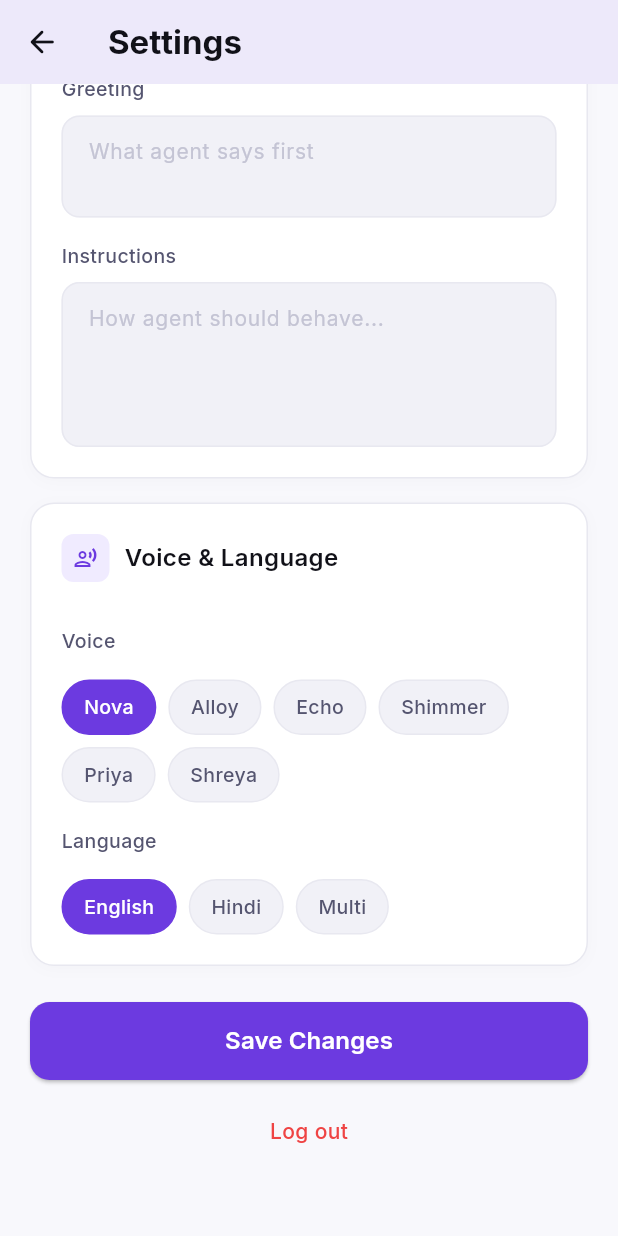
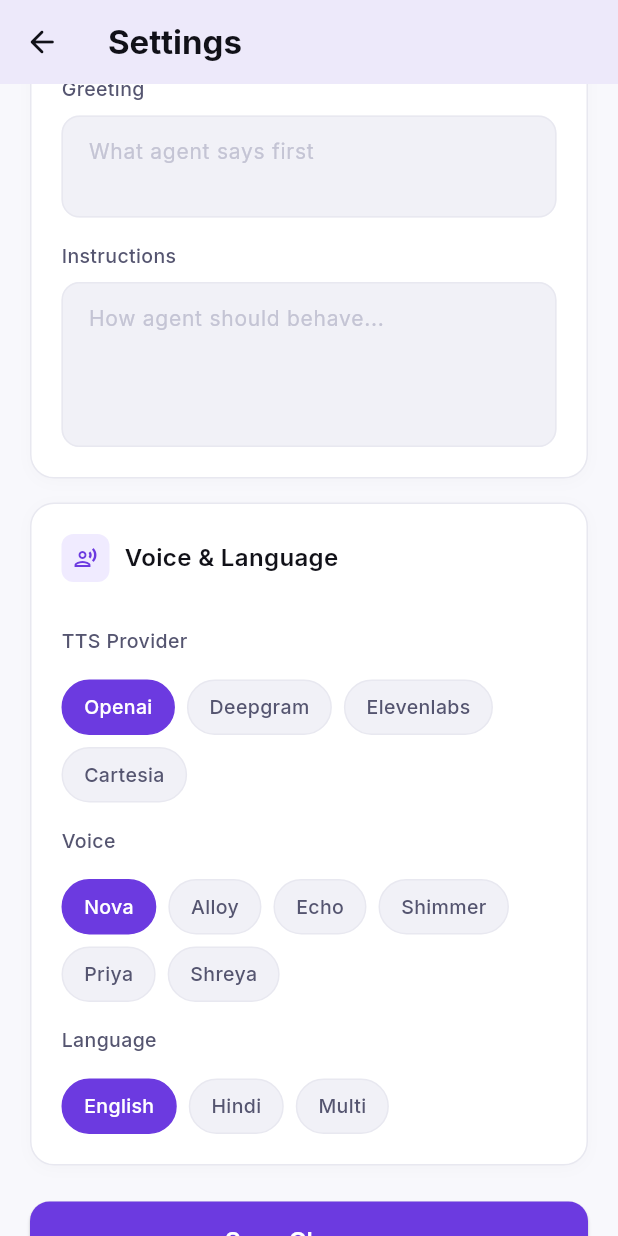
Before and after one commit to accessionenterprises-rgb/vani-platform, a Flutter app: the SettingsScreen screen opened by its route, scrolled down 425 dp, on a phone screen of 412 x 824 dp. Run offline on Flutter 3.47's test engine with Material 3 defaults, Android fonts, the phone set to English and light mode, and no system bars; drawn by our look-alikes of flutter_animate; our stand-ins replace dio, file_picker, flutter_riverpod, flutter_secure_storage, google_fonts; accounts and stored records are empty; network calls fail.

Commit message:
fix: Flutter app build blockers + API sync with web dashboard
- Replace VaniColors → V in bottom_nav.dart and avatar_widget.dart
- Add missing orb colors (primaryMuted, accent, primaryLight, orbCore, orbDeep, orbGlow) to theme.dart
- Add tuning field (JSONB) to VaniAgent model
- Settings screen now saves tts_provider and voice as separate fields with TTS provider selector
- Add getAgent(id), getBillingUsage(), getBillingPlan() to API client
- Base URL confirmed as https://api.vani.live

Co-Authored-By: Claude Opus 4.6 (1M context) <noreply@anthropic.com>

```diff
--- a/vani_app/lib/core/models/models.dart
+++ b/vani_app/lib/core/models/models.dart
@@ -36,6 +36,7 @@ class VaniAgent {
   final String llmProvider;
   final String ttsProvider;
   final bool active;
+  final Map<String, dynamic>? tuning;
 
   VaniAgent({
     required this.id,
@@ -48,6 +49,7 @@ class VaniAgent {
     required this.llmProvider,
     required this.ttsProvider,
     required this.active,
+    this.tuning,
   });
 
   factory VaniAgent.fromJson(Map<String, dynamic> j) => VaniAgent(
@@ -61,6 +63,7 @@ class VaniAgent {
         llmProvider: j['llm_provider'] ?? 'gpt-4o-mini',
         ttsProvider: j['tts_provider'] ?? 'openai',
         active: j['active'] ?? true,
+        tuning: j['tuning'] is Map<String, dynamic> ? j['tuning'] : null,
       );
 }
 
--- a/vani_app/lib/core/theme.dart
+++ b/vani_app/lib/core/theme.dart
@@ -30,6 +30,14 @@ class V {
   static const amber = Color(0xFFEAB308);
   static const blue = Color(0xFF3B82F6);
 
+  // Orb / Avatar
+  static const primaryMuted = Color(0xFF8B5CF6);
+  static const accent = Color(0xFF7C3AED);
+  static const primaryLight = Color(0xFFB794F4);
+  static const orbCore = Color(0xFF6C3AE0);
+  static const orbDeep = Color(0xFF3B0A7A);
+  static const orbGlow = Color(0xFF9D7FFF);
+
   // Glass
   static const glass = Color(0xB3FFFFFF); // white 70%
   static const glassBorder = Color(0x33000000); // black 20%
--- a/vani_app/lib/screens/settings/settings_screen.dart
+++ b/vani_app/lib/screens/settings/settings_screen.dart
@@ -22,6 +22,7 @@ class _SettingsState extends ConsumerState<SettingsScreen> {
   final _greetingCtrl = TextEditingController();
   final _promptCtrl = TextEditingController();
   String _voice = 'nova';
+  String _ttsProvider = 'openai';
   String _language = 'en';
 
   @override
@@ -40,6 +41,7 @@ class _SettingsState extends ConsumerState<SettingsScreen> {
         _greetingCtrl.text = _agent!.greeting ?? '';
         _promptCtrl.text = _agent!.prompt ?? '';
         _voice = _agent!.voice;
+        _ttsProvider = _agent!.ttsProvider;
         _language = _agent!.language;
       }
       _phone = numbers.isNotEmpty ? numbers.first : null;
@@ -58,6 +60,7 @@ class _SettingsState extends ConsumerState<SettingsScreen> {
         'greeting': _greetingCtrl.text,
         'prompt': _promptCtrl.text,
         'voice': _voice,
+        'tts_provider': _ttsProvider,
         'language': _language,
       });
       if (mounted) ScaffoldMessenger.of(context).showSnackBar(const SnackBar(content: Text('Saved'), backgroundColor: V.green));
@@ -139,6 +142,9 @@ class _SettingsState extends ConsumerState<SettingsScreen> {
                   _card([
                     _header(Icons.record_voice_over_outlined, 'Voice & Language'),
                     const SizedBox(height: 14),
+                    _label('TTS Provider'),
+                    const SizedBox(height: 8),
+                    Wrap(spacing: 8, runSpacing: 8, children: ['openai', 'deepgram', 'elevenlabs', 'cartesia'].map((v) => _chip(v, _ttsProvider, (val) => setState(() => _ttsProvider = val))).toList()),
                     _label('Voice'),
                     const SizedBox(height: 8),
                     Wrap(spacing: 8, runSpacing: 8, children: ['nova', 'alloy', 'echo', 'shimmer', 'priya', 'shreya'].map((v) => _chip(v, _voice, (val) => setState(() => _voice = val))).toList()),
```
Also changed, not shown: vani_app/lib/core/api/vani_api.dart (+17 -0 lines), vani_app/lib/screens/home/widgets/avatar_widget.dart (+12 -12 lines), vani_app/lib/widgets/bottom_nav.dart (+5 -5 lines).
